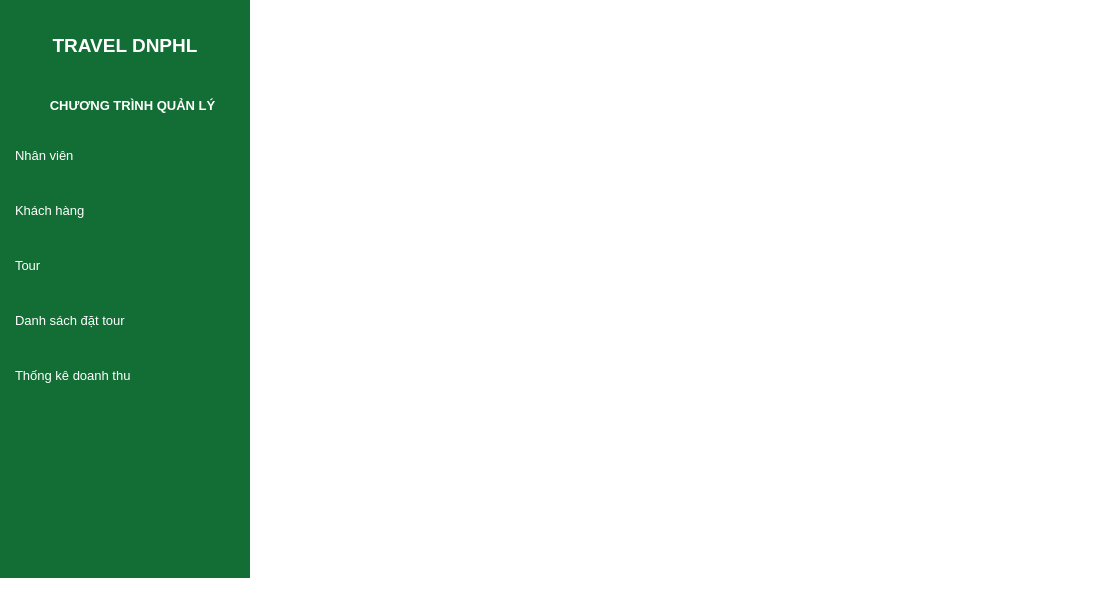
The window that ui/main_window.ui (DucSunIT/btl_python_eaut) describes before a commit, drawn with Qt 5.
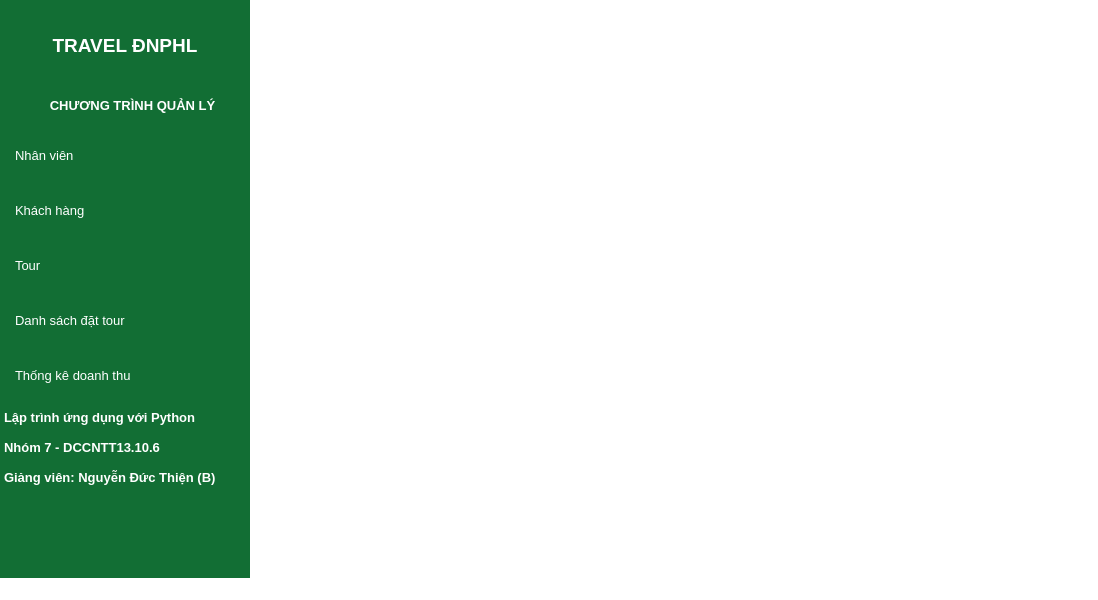
The same window after the commit. Icons and pictures are not drawn.

Patch:
```diff
--- a/ui/main_window.ui
+++ b/ui/main_window.ui
@@ -98,7 +98,7 @@
              <string notr="true">color: #ffffff;</string>
             </property>
             <property name="text">
-             <string>TRAVEL DNPHL</string>
+             <string>TRAVEL ĐNPHL</string>
             </property>
             <property name="alignment">
              <set>Qt::AlignCenter</set>
@@ -335,6 +335,90 @@
          </property>
         </widget>
        </item>
+       <item>
+        <widget class="QLabel" name="label">
+         <property name="font">
+          <font>
+           <family>Arial</family>
+           <pointsize>10</pointsize>
+           <weight>75</weight>
+           <bold>true</bold>
+          </font>
+         </property>
+         <property name="styleSheet">
+          <string notr="true">QLabel {
+    color: white;
+    background-color: transparent;
+    border: none;
+    text-align: left;
+	padding-left: 1px;
+}
+</string>
+         </property>
+         <property name="text">
+          <string>Lập trình ứng dụng với Python</string>
+         </property>
+         <property name="alignment">
+          <set>Qt::AlignLeading|Qt::AlignLeft|Qt::AlignVCenter</set>
+         </property>
+        </widget>
+       </item>
+       <item>
+        <widget class="QLabel" name="label_2">
+         <property name="font">
+          <font>
+           <family>Arial</family>
+           <pointsize>10</pointsize>
+           <weight>75</weight>
+           <bold>true</bold>
+          </font>
+         </property>
+         <property name="styleSheet">
+          <string notr="true">QLabel {
+    color: white;
+    background-color: transparent;
+    border: none;
+    text-align: left;
+	padding-left: 1px;
+}
+</string>
+         </property>
+         <property name="text">
+          <string>Nhóm 7 - DCCNTT13.10.6</string>
+         </property>
+         <property name="alignment">
+          <set>Qt::AlignLeading|Qt::AlignLeft|Qt::AlignVCenter</set>
+         </property>
+        </widget>
+       </item>
+       <item>
+        <widget class="QLabel" name="label_3">
+         <property name="font">
+          <font>
+           <family>Arial</family>
+           <pointsize>10</pointsize>
+           <weight>75</weight>
+           <bold>true</bold>
+          </font>
+         </property>
+         <property name="styleSheet">
+          <string notr="true">QLabel {
+    color: white;
+    background-color: transparent;
+    border: none;
+    text-align: left;
+	padding-left: 1px;
+}
+</string>
+         </property>
+         <property name="text">
+          <string>Giảng viên: Nguyễn Đức Thiện (B)</string>
+         </property>
+         <property name="alignment">
+          <set>Qt::AlignLeading|Qt::AlignLeft|Qt::AlignVCenter</set>
+         </property>
+        </widget>
+       </item>
        <item>
         <spacer name="verticalSpacer">
          <property name="orientation">
```
